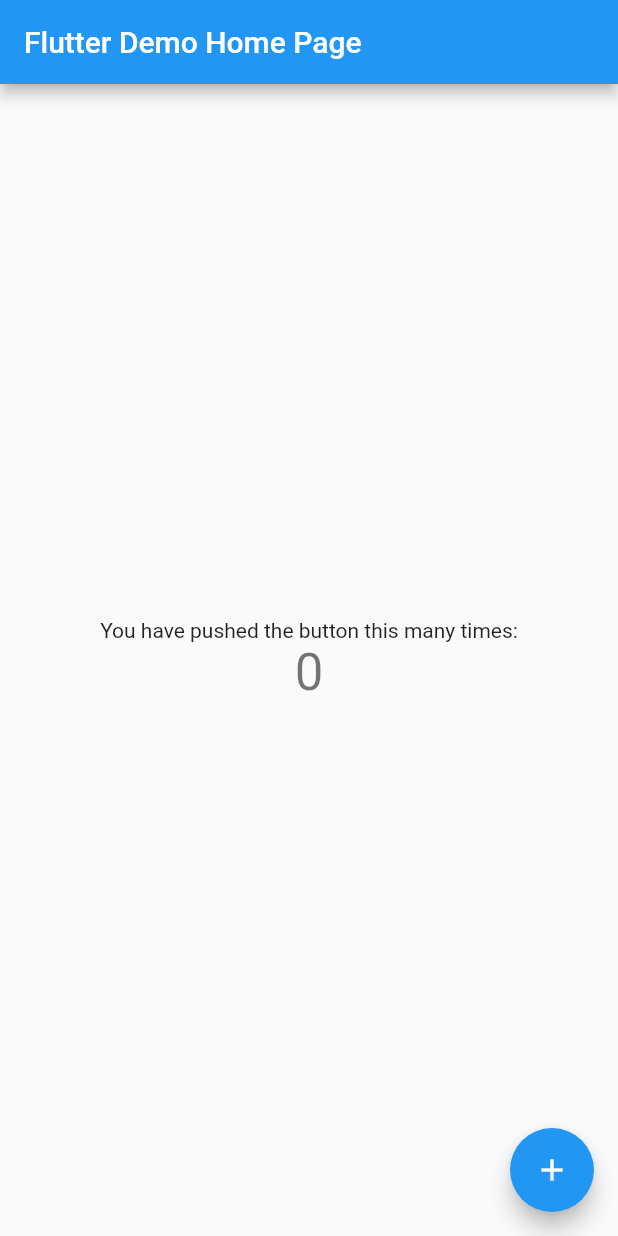
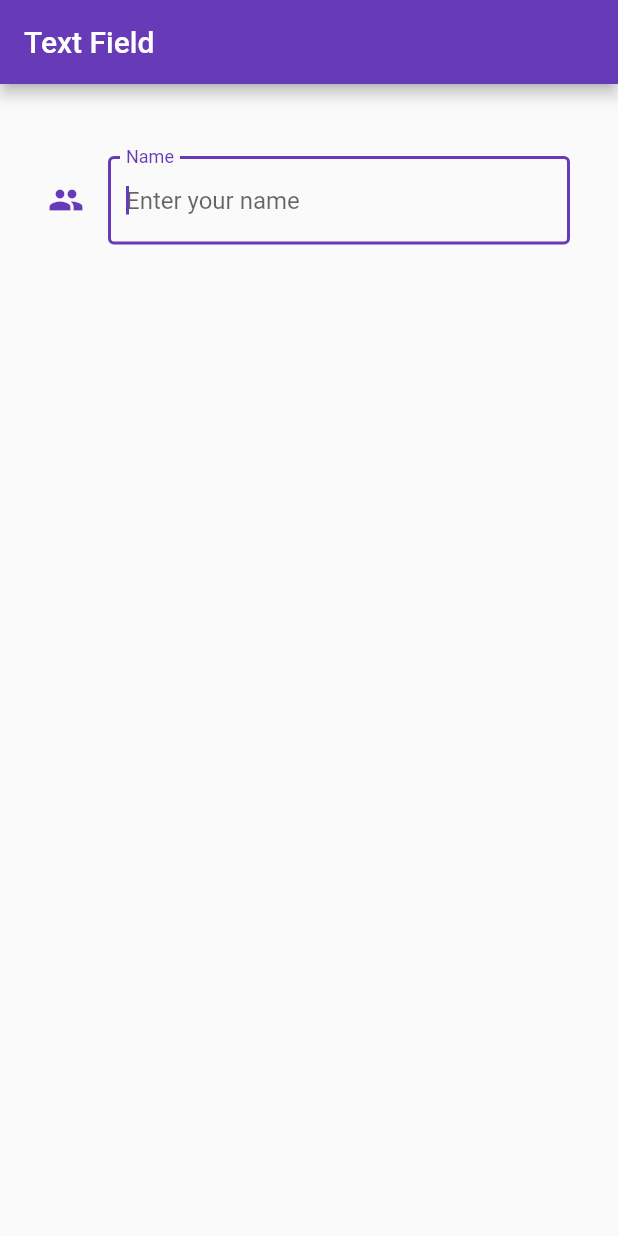
Before and after one commit to danishulhassan7/Dart-Flutter, a Flutter app: the screen it shows after launch, on a phone screen of 412 x 824 dp. Run offline on Flutter 3.47's test engine with Material 2 defaults, Android fonts, the light colour scheme and no system bars; missing offline and left inert: dart:html; key blocks and very long unbroken strings in the code were emptied for the run.

Commit message:
1-Flutter-Basics >> Section-3: InputWidgets-> InputTextField

```diff
--- a/flutter-applications/udemy/flutter-basics/section-3/textfield/lib/main.dart
+++ b/flutter-applications/udemy/flutter-basics/section-3/textfield/lib/main.dart
@@ -1,113 +1,70 @@
 import 'package:flutter/material.dart';
 
 void main() {
-  runApp(MyApp());
+  runApp(
+    MaterialApp(
+      debugShowCheckedModeBanner: false,
+      title: "Input Text Field in Google Flutter",
+      home: InputTextField(),
+      theme: ThemeData(
+        primarySwatch: Colors.deepPurple
+      ),
+    ),
+  );
 }
 
-class MyApp extends StatelessWidget {
-  // This widget is the root of your application.
+class InputTextField extends StatefulWidget {
+  const InputTextField({ Key? key }) : super(key: key);
+
   @override
-  Widget build(BuildContext context) {
-    return MaterialApp(
-      title: 'Flutter Demo',
-      theme: ThemeData(
-        // This is the theme of your application.
-        //
-        // Try running your application with "flutter run". You'll see the
-        // application has a blue toolbar. Then, without quitting the app, try
-        // changing the primarySwatch below to Colors.green and then invoke
-        // "hot reload" (press "r" in the console where you ran "flutter run",
-        // or simply save your changes to "hot reload" in a Flutter IDE).
-        // Notice that the counter didn't reset back to zero; the application
-        // is not restarted.
-        primarySwatch: Colors.blue,
-      ),
-      home: MyHomePage(title: 'Flutter Demo Home Page'),
-    );
-  }
+  _InputTextFieldState createState() => _InputTextFieldState();
 }
 
-class MyHomePage extends StatefulWidget {
-  MyHomePage({Key? key, required this.title}) : super(key: key);
+class _InputTextFieldState extends State<InputTextField> {
 
-  // This widget is the home page of your application. It is stateful, meaning
-  // that it has a State object (defined below) that contains fields that affect
-  // how it looks.
+  String _str = '';
 
-  // This class is the configuration for the state. It holds the values (in this
-  // case the title) provided by the parent (in this case the App widget) and
-  // used by the build method of the State. Fields in a Widget subclass are
-  // always marked "final".
+  void _onChange(String str) {
+    setState(() {
+      _str = "Name is: $str";
+    });
+  }
 
-  final String title;
-
-  @override
-  _MyHomePageState createState() => _MyHomePageState();
-}
-
-class _MyHomePageState extends State<MyHomePage> {
-  int _counter = 0;
-
-  void _incrementCounter() {
+  void _onSubmit(String str) {
     setState(() {
-      // This call to setState tells the Flutter framework that something has
-      // changed in this State, which causes it to rerun the build method below
-      // so that the display can reflect the updated values. If we changed
-      // _counter without calling setState(), then the build method would not be
-      // called again, and so nothing would appear to happen.
-      _counter++;
+      _str = "Full Name: $str";
     });
   }
 
   @override
   Widget build(BuildContext context) {
-    // This method is rerun every time setState is called, for instance as done
-    // by the _incrementCounter method above.
-    //
-    // The Flutter framework has been optimized to make rerunning build methods
-    // fast, so that you can just rebuild anything that needs updating rather
-    // than having to individually change instances of widgets.
     return Scaffold(
       appBar: AppBar(
-        // Here we take the value from the MyHomePage object that was created by
-        // the App.build method, and use it to set our appbar title.
-        title: Text(widget.title),
+        title: Text("Text Field"),
       ),
-      body: Center(
-        // Center is a layout widget. It takes a single child and positions it
-        // in the middle of the parent.
-        child: Column(
-          // Column is also a layout widget. It takes a list of children and
-          // arranges them vertically. By default, it sizes itself to fit its
-          // children horizontally, and tries to be as tall as its parent.
-          //
-          // Invoke "debug painting" (press "p" in the console, choose the
-          // "Toggle Debug Paint" action from the Flutter Inspector in Android
-          // Studio, or the "Toggle Debug Paint" command in Visual Studio Code)
-          // to see the wireframe for each widget.
-          //
-          // Column has various properties to control how it sizes itself and
-          // how it positions its children. Here we use mainAxisAlignment to
-          // center the children vertically; the main axis here is the vertical
-          // axis because Columns are vertical (the cross axis would be
-          // horizontal).
-          mainAxisAlignment: MainAxisAlignment.center,
-          children: <Widget>[
-            Text(
-              'You have pushed the button this many times:',
-            ),
-            Text(
-              '$_counter',
-              style: Theme.of(context).textTheme.headline4,
-            ),
-          ],
+      body: Container(
+        padding: EdgeInsets.all(32.0),
+        child: Center(
+          child: Column(
+            children: [
+              Text(_str),
+              TextField(
+                decoration: InputDecoration(
+                  border: OutlineInputBorder(),
+                  labelText: "Name",
+                  hintText: "Enter your name",
+                  icon: Icon(Icons.people)
+                ),
+                autocorrect: true,
+                autofocus: true,
+                keyboardType: TextInputType.text,
+                onChanged: _onChange,
+                onSubmitted: _onSubmit,
+              ),
+            ],
+          ),
         ),
       ),
-      floatingActionButton: FloatingActionButton(
-        onPressed: _incrementCounter,
-        tooltip: 'Increment',
-        child: Icon(Icons.add),
-      ), // This trailing comma makes auto-formatting nicer for build methods.
     );
   }
 }
```
